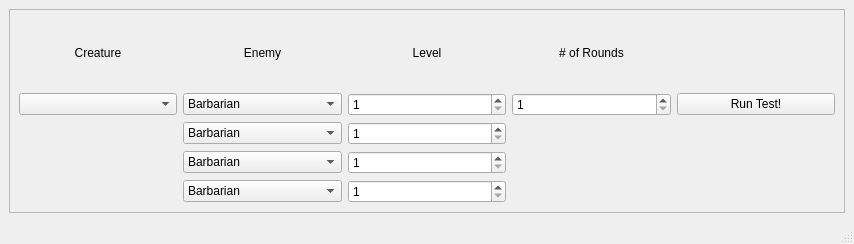
This is UI/TestMod.ui in TheNephalian/Senior-Project as Qt 5 draws it before an edit. The edited form follows.
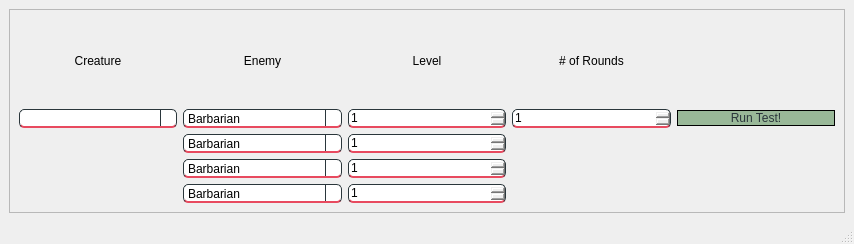
This is the edited form.

The edit to the form file:
```diff
--- a/UI/TestMod.ui
+++ b/UI/TestMod.ui
@@ -17,6 +17,37 @@
    <layout class="QVBoxLayout" name="verticalLayout">
     <item>
      <widget class="QScrollArea" name="scrollArea">
+      <property name="styleSheet">
+       <string notr="true">QPushButton{
+ 	padding: .25em;
+ 	border: 1px solid black;
+ 	border-radius: 0.4em;
+}
+
+QSpinBox{
+	padding: .25em;
+	border: 1px solid rgb(42, 54, 59);
+	border-bottom: 2px solid rgb(232, 74, 95);
+	border-radius: 5px;
+}QComboBox{
+	
+	padding: .25em;
+	border:1px solid rgb(42, 54, 59);
+	border-bottom: 2px Solid rgb(232, 74, 95);
+	border-radius: 5px;
+}
+QComboBox::drop-down {
+    subcontrol-origin: padding;
+    subcontrol-position: top right;
+    width: 15px;
+
+    border-left-width: 1px;
+    border-left-color: rgb(42, 54, 59);
+    border-left-style: solid; /* just a single line */
+    border-top-right-radius: 3px; /* same radius as the QComboBox */
+    border-bottom-right-radius: 3px;
+}</string>
+      </property>
       <property name="widgetResizable">
        <bool>true</bool>
       </property>
@@ -121,6 +152,10 @@
         </item>
         <item row="1" column="4">
          <widget class="QPushButton" name="runTestButton">
+          <property name="styleSheet">
+           <string notr="true">color: rgb(42, 54, 59);
+background-color: rgb(153, 184, 152);</string>
+          </property>
           <property name="text">
            <string>Run Test!</string>
           </property>
```
